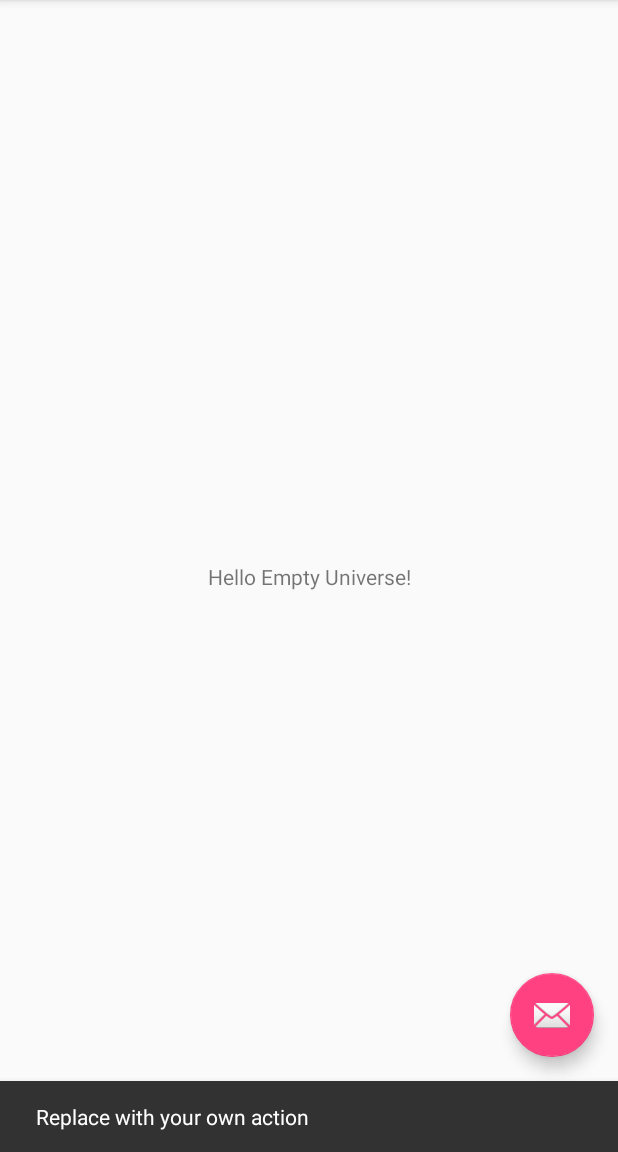
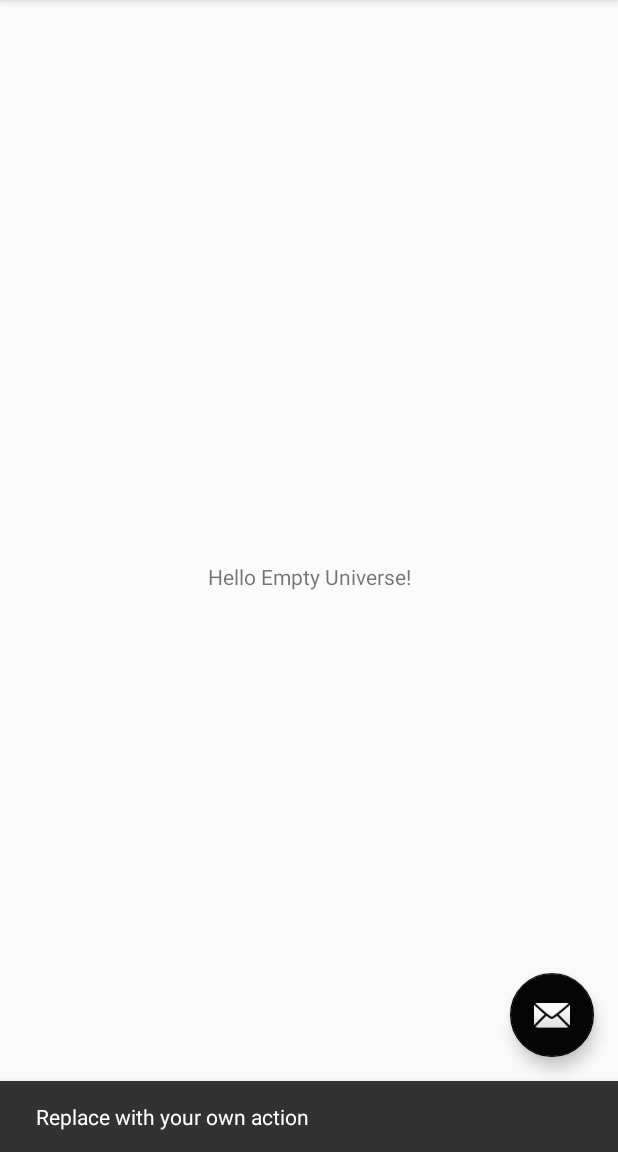
Before and after one commit to thisCoderGuy/Labs, an Android app: the screen it shows after launch (MainActivity), after a tap on an icon or button, on a phone screen of 412 x 824 dp, the part 84-1236 px from its top. Run offline under Robolectric (Android 15) with nearby library versions, the phone set to English and light mode, and no system bars.

Commit message:
changed accent color to black

```diff
--- a/app/src/main/res/values/colors.xml
+++ b/app/src/main/res/values/colors.xml
@@ -2,5 +2,5 @@
 <resources>
     <color name="colorPrimary">#47b53f</color>
     <color name="colorPrimaryDark">#303F9F</color>
-    <color name="colorAccent">#FF4081</color>
+    <color name="colorAccent">#050505</color>
 </resources>
```
